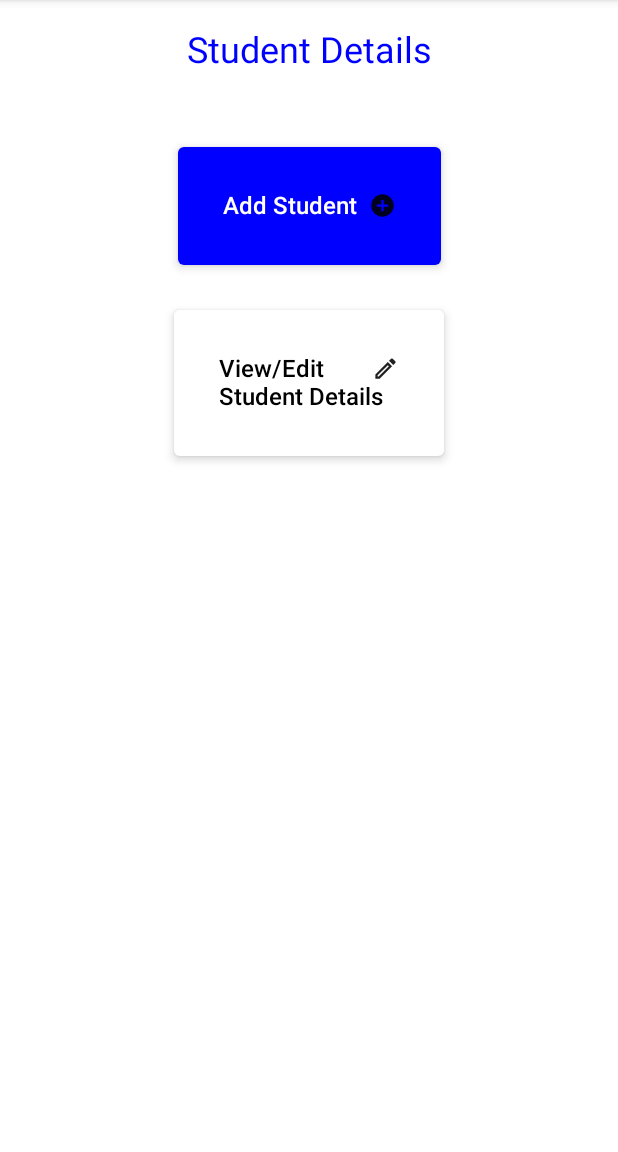
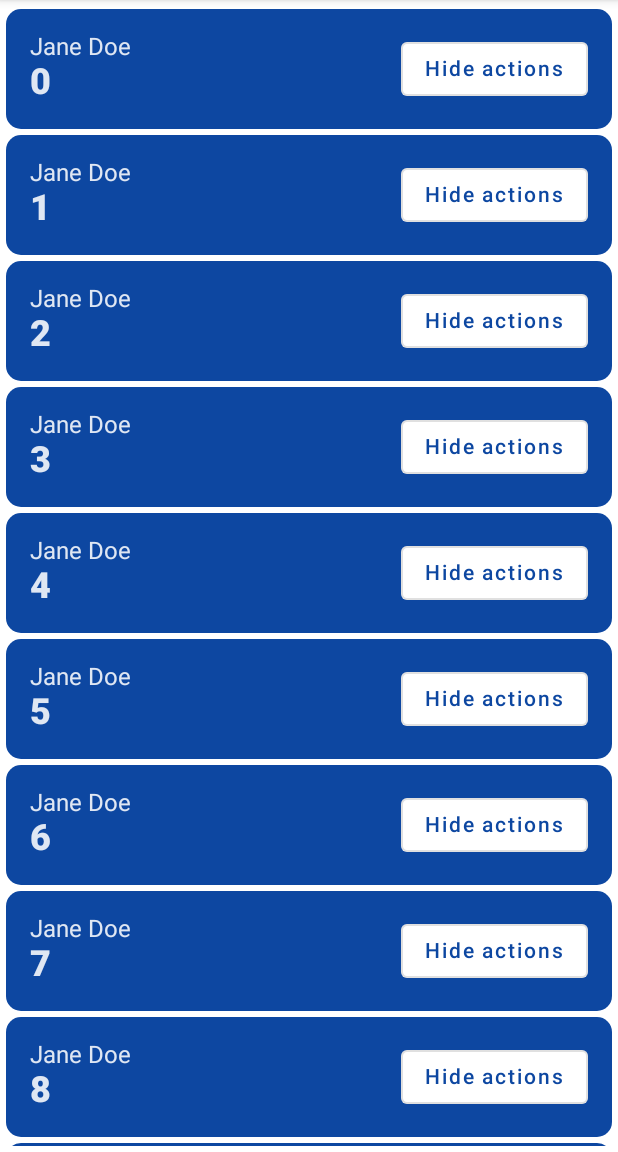
Before and after one commit to khalifa47/Karo, an Android app built with Jetpack Compose: the screen it shows after launch once a user with an empty profile is signed in (MainActivity), after a tap on "Students", on a phone screen of 412 x 824 dp, the part 84-1236 px from its top. Run offline under Robolectric (Android 15) with nearby library versions, the phone set to English and light mode, and no system bars; our stand-ins replace Firebase (no records; nobody signed in at launch, a user with empty details on screens opened directly).

Commit message:
Implements students module
Signed-off-by: Nabcellent <nabcellent.dev@gmail.com>

```diff
--- a/app/src/main/java/com/example/karo/MainActivity.kt
+++ b/app/src/main/java/com/example/karo/MainActivity.kt
@@ -78,7 +78,7 @@ class MainActivity : ComponentActivity() {
                                     icon = ImageVector.vectorResource(id = R.drawable.ic_sync)
                                 ),
                                 MenuItem(
-                                    id = Routes.Transactions.name,
+                                    id = Routes.Students.name,
                                     title = "Students",
                                     contentDescription = "Go to students screen",
                                     icon = Icons.Default.Settings,
--- a/app/src/main/java/com/example/karo/components/nav/NavigationHost.kt
+++ b/app/src/main/java/com/example/karo/components/nav/NavigationHost.kt
@@ -9,6 +9,7 @@ import com.example.karo.Routes
 import com.example.karo.SplashScreen
 import com.example.karo.components.MainViewModel
 import com.example.karo.pages.*
+import com.example.karo.pages.students.StudentsIndex
 
 @Composable
 fun NavigationHost(navController: NavController, viewModel: MainViewModel) {
@@ -17,15 +18,12 @@ fun NavigationHost(navController: NavController, viewModel: MainViewModel) {
         startDestination = Routes.Home.name
     ) {
         composable(Routes.Home.name) {
-            HomePage(
-                { route -> navController.navigate(route) },
-                viewModel = viewModel
-            )
+            HomePage({ route -> navController.navigate(route) }, viewModel)
         }
         composable(Routes.ManageFees.name) { ManageFeePlanPage(viewModel = viewModel) }
         composable(Routes.FeePayment.name) { FeePaymentPage(viewModel = viewModel) }
         composable(Routes.Transactions.name) { TransactionsPage(viewModel = viewModel) }
-        composable(Routes.Students.name) { StudentsPage(viewModel = viewModel) }
+        composable(Routes.Students.name) { StudentsIndex(viewModel = viewModel) }
         composable(Routes.Profile.name) { ProfilePage(viewModel = viewModel) }
         composable(Routes.Settings.name) { SettingsPage(viewModel = viewModel) }
     }
--- a/app/src/main/java/com/example/karo/AddStudent.kt
+++ b/app/src/main/java/com/example/karo/pages/students/AddStudent.kt
@@ -1,4 +1,4 @@
-package com.example.karo
+package com.example.karo.pages.students
 
 
 import androidx.compose.foundation.layout.*
--- /dev/null
+++ b/app/src/main/java/com/example/karo/pages/students/IndexPage.kt
@@ -0,0 +1,112 @@
+package com.example.karo.pages.students
+
+import androidx.compose.animation.core.Spring
+import androidx.compose.animation.core.animateDpAsState
+import androidx.compose.animation.core.spring
+import androidx.compose.foundation.layout.*
+import androidx.compose.foundation.lazy.LazyColumn
+import androidx.compose.foundation.lazy.items
+import androidx.compose.foundation.shape.RoundedCornerShape
+import androidx.compose.material.*
+import androidx.compose.material.icons.Icons
+import androidx.compose.material.icons.outlined.Edit
+import androidx.compose.runtime.*
+import androidx.compose.ui.Alignment
+import androidx.compose.ui.Modifier
+import androidx.compose.ui.draw.clip
+import androidx.compose.ui.graphics.vector.ImageVector
+import androidx.compose.ui.res.vectorResource
+import androidx.compose.ui.text.font.FontWeight
+import androidx.compose.ui.tooling.preview.Preview
+import androidx.compose.ui.unit.coerceAtLeast
+import androidx.compose.ui.unit.dp
+import androidx.compose.ui.unit.sp
+import com.example.karo.R
+import com.example.karo.Routes
+import com.example.karo.components.MainViewModel
+import com.example.karo.ui.theme.KaroTheme
+
+@Composable
+fun StudentsIndex(viewModel: MainViewModel) {
+    viewModel.setCurrentScreen(Routes.Home)
+
+    RecyclerView()
+}
+
+@Composable
+fun ListItem(name: String, admNo: String) {
+    var expanded by remember { mutableStateOf(false) }
+    val extraPadding by animateDpAsState(
+        if (expanded) 20.dp else 0.dp,
+        spring(
+            Spring.DampingRatioMediumBouncy,
+            Spring.StiffnessLow
+        )
+    )
+
+    Surface(
+        color = MaterialTheme.colors.primary, modifier = Modifier
+            .padding(4.dp, 2.dp)
+            .clip(
+                RoundedCornerShape(10.dp)
+            )
+    ) {
+        Column(
+            modifier = Modifier
+                .padding(16.dp)
+                .fillMaxWidth()
+        ) {
+            Row {
+                Column(modifier = Modifier.weight(1f)) {
+                    Text(name)
+                    Text(
+                        admNo,
+                        style = MaterialTheme.typography.h5.copy(fontWeight = FontWeight.ExtraBold)
+                    )
+                }
+
+                OutlinedButton(onClick = { expanded = !expanded }) {
+                    Text("${if (expanded) "Show" else "Hide"} actions")
+                }
+            }
+
+            if (expanded) {
+                Column(modifier = Modifier.padding(bottom = extraPadding.coerceAtLeast(0.dp))) {
+                    Row(Modifier.fillMaxWidth(), horizontalArrangement = Arrangement.SpaceAround) {
+                        Column(horizontalAlignment = Alignment.CenterHorizontally) {
+                            IconButton(onClick = { /*TODO*/ }) {
+                                Icon(Icons.Outlined.Edit, "Edit student")
+                            }
+                            Text("Edit students", fontSize = 10.sp)
+                        }
+
+                        Column(horizontalAlignment = Alignment.CenterHorizontally) {
+                            IconButton(onClick = { /*TODO*/ }) {
+                                Icon(
+                                    ImageVector.vectorResource(id = R.drawable.ic_money),
+                                    "Manage fee plans"
+                                )
+                            }
+                            Text("Manage fee plans", fontSize = 10.sp)
+                        }
+                    }
+                }
+            }
+        }
+    }
+}
+
+@Composable
+fun RecyclerView(names: List<String> = List(100) { "$it" }) {
+    LazyColumn(modifier = Modifier.padding(vertical = 4.dp)) {
+        items(names) { name -> ListItem("Jane Doe", name) }
+    }
+}
+
+@Preview(showBackground = true)
+@Composable
+fun ListItemPreview() {
+    KaroTheme {
+        RecyclerView()
+    }
+}
--- a/app/src/main/java/com/example/karo/pages/StudentsPage.kt
+++ b/app/src/main/java/com/example/karo/pages/students/StudentsPage.kt
@@ -64,15 +64,11 @@ fun StudentsPage(viewModel: MainViewModel) {
                             modifier = Modifier.size(ButtonDefaults.IconSize)
                         )
                     }
-
                 }
-
             }
         }
         item {
-            Card(
-                elevation = 4.dp,
-            ) {
+            Card(elevation = 4.dp,) {
                 Column(modifier = Modifier.padding(30.dp)) {
                     Row {
                         androidx.compose.material.Text(
--- a/app/src/main/java/com/example/karo/ui/theme/Theme.kt
+++ b/app/src/main/java/com/example/karo/ui/theme/Theme.kt
@@ -34,11 +34,7 @@ fun KaroTheme(
     darkTheme: Boolean = isSystemInDarkTheme(),
     content: @Composable () -> Unit
 ) {
-    val colors = if (darkTheme) {
-        DarkColorPalette
-    } else {
-        LightColorPalette
-    }
+    val colors = if (darkTheme) DarkColorPalette else LightColorPalette
 
     MaterialTheme(
         colors = colors,
```
Also changed, not shown: app/src/main/java/com/example/karo/pages/students/EditStudent.kt (renamed from app/src/main/java/com/example/karo/EditStudent.kt, +5 -5 lines).
